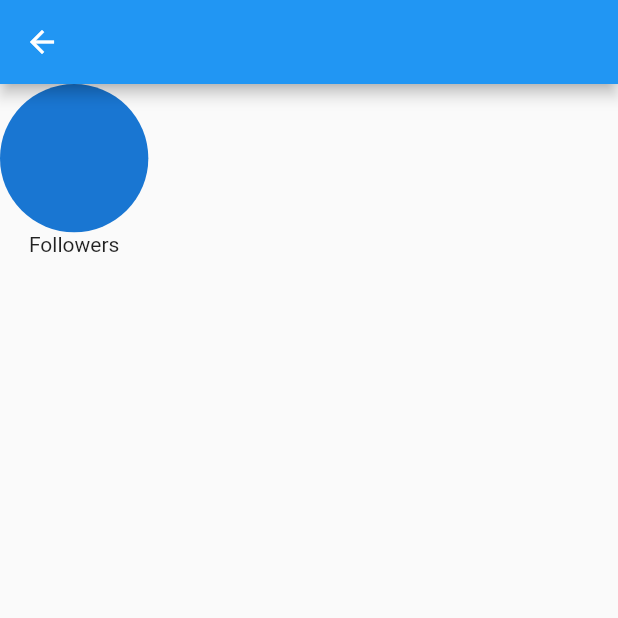
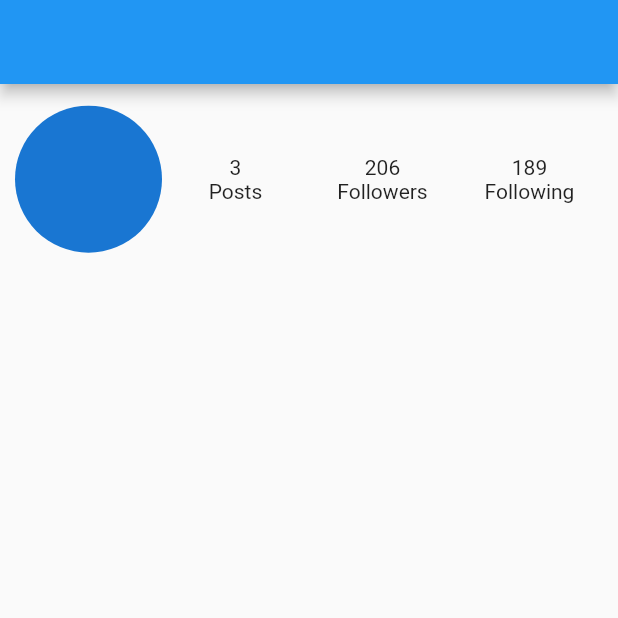
Before and after one commit to eyuphan-oguz/study, a Flutter app: the ProfilePageView screen opened directly, on a phone screen of 412 x 824 dp, the top half of it. Run offline on Flutter 3.47's test engine with Material 2 defaults, Android fonts, the phone set to English and light mode, and no system bars; our stand-ins replace easy_localization.

Commit message:
clean code for personalSocialInformation

```diff
--- /dev/null
+++ b/lib/constant/padding/project_padding.dart
@@ -0,0 +1,5 @@
+import 'package:flutter/material.dart';
+
+class ProjectPadding{
+  static const mainPadding=EdgeInsets.symmetric(horizontal: 10,vertical: 14);
+}
--- a/lib/main.dart
+++ b/lib/main.dart
@@ -34,7 +34,7 @@
           return MaterialApp(
             debugShowCheckedModeBanner: false,
             theme: Provider.of<CustomThemeDataModel>(context).getThemeData,
-            home: ModeView(),
+            home: ProfilePageView(),
           );
         },
       ),
--- a/lib/shared/custom_theme.dart
+++ b/lib/shared/custom_theme.dart
@@ -6,7 +6,14 @@
   final lightThemeData=ThemeData(
     appBarTheme: AppBarTheme(
       systemOverlayStyle: SystemUiOverlayStyle.dark,
-      color: Colors.white
+      color: Colors.red
+    ),
+  );
+
+  final darkThemeData=ThemeData(
+    appBarTheme: AppBarTheme(
+      systemOverlayStyle: SystemUiOverlayStyle.dark,
+      color: Colors.red
     ),
   );
 }
--- a/lib/view/profile_page_view.dart
+++ b/lib/view/profile_page_view.dart
@@ -1,6 +1,7 @@
 import 'package:flutter/material.dart';
 import 'package:studygit/constant/extension/string_extension.dart';
 import 'package:studygit/constant/init/lang/locale_keys.g.dart';
+import 'package:studygit/constant/padding/project_padding.dart';
 
 import '../core/widgets/circleAvatar/circle_avatar_widget.dart';
 
@@ -18,10 +19,52 @@
     Size size=MediaQuery.of(context).size;
     return Scaffold(
       appBar: AppBar(),
-      body: Column(
+      body: Padding(
+        padding: ProjectPadding.mainPadding,
+        child: SingleChildScrollView(
+          child: Column(
+            children: [
+              Row(
+                mainAxisAlignment: MainAxisAlignment.end,
+                crossAxisAlignment: CrossAxisAlignment.center,
+                children: [
+                  Expanded(flex:1,child: CircleAvatarWidget(radius: size.width*0.12,)),
+                  PersonalSocialInformation(title:LocaleKeys.profile_social_posts.locale ,value:"3"),
+                  PersonalSocialInformation(title:LocaleKeys.profile_social_followers.locale ,value:"206"),
+                  PersonalSocialInformation(title:LocaleKeys.profile_social_following.locale ,value:"189"),
+
+
+
+
+                ],
+              )
+            ],
+          ),
+        ),
+      ),
+    );
+  }
+}
+
+
+class PersonalSocialInformation extends StatefulWidget {
+  PersonalSocialInformation({super.key, required this.title,this.value});
+  final String title;
+  String? value;
+
+  @override
+  State<PersonalSocialInformation> createState() => _PersonalSocialInformationState();
+}
+
+class _PersonalSocialInformationState extends State<PersonalSocialInformation> {
+  @override
+  Widget build(BuildContext context) {
+    return Expanded(
+      flex:1,
+      child: Column(
         children: [
-          CircleAvatarWidget(radius: size.width*0.12,),
-          Text(LocaleKeys.profile_social_followers.locale)
+          Text(widget.value?? ""),
+          Text(widget.title)
         ],
       ),
     );
```
